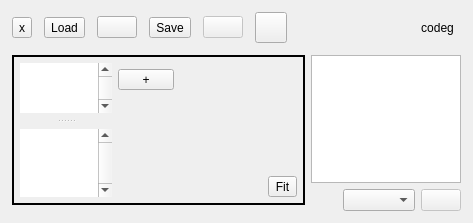
This is src/Ui/AppWindow.ui in NikolayRag/codeg as Qt 5 draws it before an edit. The edited form follows.
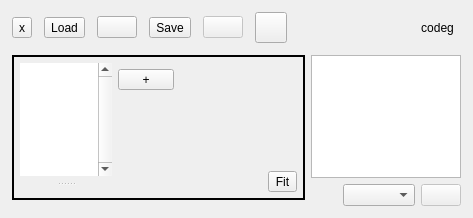
This is the edited form. Icons and pictures are not drawn.

Patch:
```diff
--- a/src/Ui/AppWindow.ui
+++ b/src/Ui/AppWindow.ui
@@ -423,81 +423,7 @@
                       </layout>
                      </widget>
                      <widget class="QWidget" name="verticalLayoutWidget_2">
-                      <layout class="QVBoxLayout" name="wGeoWidget">
-                       <item>
-                        <widget class="QTableWidget" name="listGeoItems">
-                         <property name="enabled">
-                          <bool>true</bool>
-                         </property>
-                         <property name="font">
-                          <font>
-                           <pointsize>6</pointsize>
-                          </font>
-                         </property>
-                         <property name="mouseTracking">
-                          <bool>true</bool>
-                         </property>
-                         <property name="frameShape">
-                          <enum>QFrame::NoFrame</enum>
-                         </property>
-                         <property name="verticalScrollBarPolicy">
-                          <enum>Qt::ScrollBarAlwaysOn</enum>
-                         </property>
-                         <property name="horizontalScrollBarPolicy">
-                          <enum>Qt::ScrollBarAlwaysOff</enum>
-                         </property>
-                         <property name="autoScroll">
-                          <bool>true</bool>
-                         </property>
-                         <property name="editTriggers">
-                          <set>QAbstractItemView::NoEditTriggers</set>
-                         </property>
-                         <property name="selectionBehavior">
-                          <enum>QAbstractItemView::SelectRows</enum>
-                         </property>
-                         <property name="verticalScrollMode">
-                          <enum>QAbstractItemView::ScrollPerPixel</enum>
-                         </property>
-                         <property name="showGrid">
-                          <bool>true</bool>
-                         </property>
-                         <property name="wordWrap">
-                          <bool>false</bool>
-                         </property>
-                         <attribute name="horizontalHeaderVisible">
-                          <bool>false</bool>
-                         </attribute>
-                         <attribute name="horizontalHeaderDefaultSectionSize">
-                          <number>18</number>
-                         </attribute>
-                         <attribute name="horizontalHeaderMinimumSectionSize">
-                          <number>3</number>
-                         </attribute>
-                         <attribute name="verticalHeaderVisible">
-                          <bool>false</bool>
-                         </attribute>
-                         <attribute name="verticalHeaderDefaultSectionSize">
-                          <number>12</number>
-                         </attribute>
-                         <attribute name="verticalHeaderMinimumSectionSize">
-                          <number>12</number>
-                         </attribute>
-                         <attribute name="verticalHeaderStretchLastSection">
-                          <bool>true</bool>
-                         </attribute>
-                         <column>
-                          <property name="text">
-                           <string>name</string>
-                          </property>
-                         </column>
-                         <column>
-                          <property name="text">
-                           <string>display</string>
-                          </property>
-                         </column>
-                        </widget>
-                       </item>
-                      </layout>
+                      <layout class="QVBoxLayout" name="wGeoWidget"/>
                      </widget>
                     </widget>
                    </item>
```
